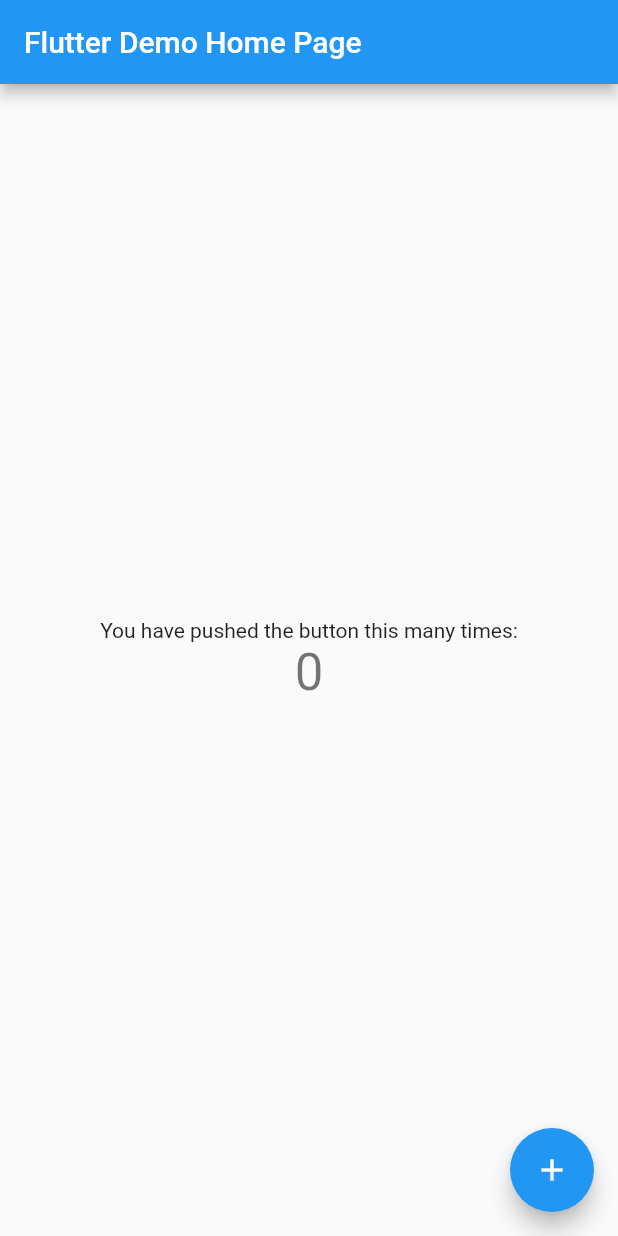
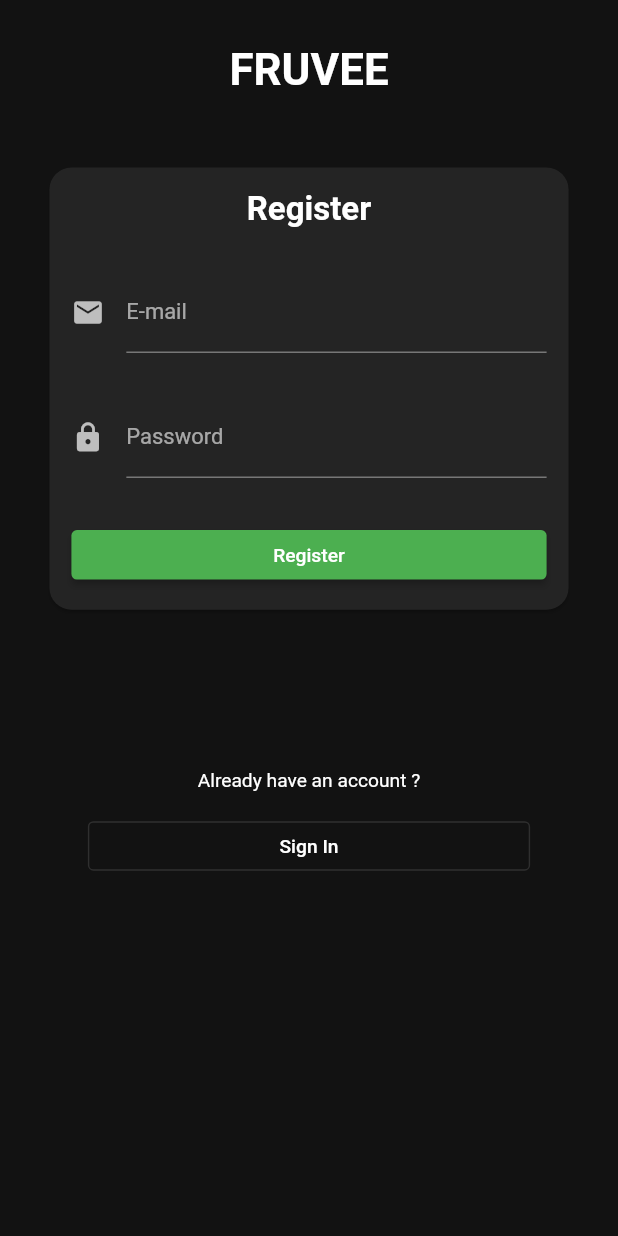
Before and after one commit to DurgaprasadS404/fruvee, a Flutter app: the screen it shows after launch, on a phone screen of 412 x 824 dp. Run offline on Flutter 3.47's test engine with Material 2 defaults, Android fonts, the phone set to English and light mode, and no system bars; our stand-ins replace bloc, dartz, firebase_auth, firebase_core, flutter_bloc, flutter_icons and 5 more; accounts and stored records are empty; generated files the repository leaves out were written again.

Commit message:
sign in and register screen UI, themes

```diff
--- a/lib/main.dart
+++ b/lib/main.dart
@@ -1,116 +1,13 @@
+import 'package:firebase_core/firebase_core.dart';
 import 'package:flutter/material.dart';
 import 'package:fruvee/injection.dart';
+import 'package:fruvee/presentation/core/app_widget.dart';
 import 'package:injectable/injectable.dart';
 
-void main() {
+// ignore: avoid_void_async
+void main() async {
+  WidgetsFlutterBinding.ensureInitialized();
   configureInjection(Environment.prod);
-  runApp(MyApp());
+  await Firebase.initializeApp();
+  runApp(AppWidget());
 }
-
-class MyApp extends StatelessWidget {
-  // This widget is the root of your application.
-  @override
-  Widget build(BuildContext context) {
-    return MaterialApp(
-      title: 'Flutter Demo',
-      theme: ThemeData(
-        // This is the theme of your application.
-        //
-        // Try running your application with "flutter run". You'll see the
-        // application has a blue toolbar. Then, without quitting the app, try
-        // changing the primarySwatch below to Colors.green and then invoke
-        // "hot reload" (press "r" in the console where you ran "flutter run",
-        // or simply save your changes to "hot reload" in a Flutter IDE).
-        // Notice that the counter didn't reset back to zero; the application
-        // is not restarted.
-        primarySwatch: Colors.blue,
-      ),
-      home: const MyHomePage(title: 'Flutter Demo Home Page'),
-    );
-  }
-}
-
-class MyHomePage extends StatefulWidget {
-  const MyHomePage({Key key, this.title}) : super(key: key);
-
-  // This widget is the home page of your application. It is stateful, meaning
-  // that it has a State object (defined below) that contains fields that affect
-  // how it looks.
-
-  // This class is the configuration for the state. It holds the values (in this
-  // case the title) provided by the parent (in this case the App widget) and
-  // used by the build method of the State. Fields in a Widget subclass are
-  // always marked "final".
-
-  final String title;
-
-  @override
-  _MyHomePageState createState() => _MyHomePageState();
-}
-
-class _MyHomePageState extends State<MyHomePage> {
-  int _counter = 0;
-
-  void _incrementCounter() {
-    setState(() {
-      // This call to setState tells the Flutter framework that something has
-      // changed in this State, which causes it to rerun the build method below
-      // so that the display can reflect the updated values. If we changed
-      // _counter without calling setState(), then the build method would not be
-      // called again, and so nothing would appear to happen.
-      _counter++;
-    });
-  }
-
-  @override
-  Widget build(BuildContext context) {
-    // This method is rerun every time setState is called, for instance as done
-    // by the _incrementCounter method above.
-    //
-    // The Flutter framework has been optimized to make rerunning build methods
-    // fast, so that you can just rebuild anything that needs updating rather
-    // than having to individually change instances of widgets.
-    return Scaffold(
-      appBar: AppBar(
-        // Here we take the value from the MyHomePage object that was created by
-        // the App.build method, and use it to set our appbar title.
-        title: Text(widget.title),
-      ),
-      body: Center(
-        // Center is a layout widget. It takes a single child and positions it
-        // in the middle of the parent.
-        child: Column(
-          // Column is also a layout widget. It takes a list of children and
-          // arranges them vertically. By default, it sizes itself to fit its
-          // children horizontally, and tries to be as tall as its parent.
-          //
-          // Invoke "debug painting" (press "p" in the console, choose the
-          // "Toggle Debug Paint" action from the Flutter Inspector in Android
-          // Studio, or the "Toggle Debug Paint" command in Visual Studio Code)
-          // to see the wireframe for each widget.
-          //
-          // Column has various properties to control how it sizes itself and
-          // how it positions its children. Here we use mainAxisAlignment to
-          // center the children vertically; the main axis here is the vertical
-          // axis because Columns are vertical (the cross axis would be
-          // horizontal).
-          mainAxisAlignment: MainAxisAlignment.center,
-          children: <Widget>[
-            const Text(
-              'You have pushed the button this many times:',
-            ),
-            Text(
-              '$_counter',
-              style: Theme.of(context).textTheme.headline4,
-            ),
-          ],
-        ),
-      ),
-      floatingActionButton: FloatingActionButton(
-        onPressed: _incrementCounter,
-        tooltip: 'Increment',
-        child: const Icon(Icons.add),
-      ), // This trailing comma makes auto-formatting nicer for build methods.
-    );
-  }
-}
--- /dev/null
+++ b/lib/presentation/core/app_widget.dart
@@ -0,0 +1,31 @@
+import 'package:flutter/material.dart';
+import 'package:fruvee/presentation/core/constants/theme_datas.dart';
+import 'package:fruvee/presentation/register/register_page.dart';
+import 'package:responsive_framework/responsive_wrapper.dart';
+import 'package:responsive_framework/utils/scroll_behavior.dart';
+
+class AppWidget extends StatelessWidget {
+  // This widget is the root of your application.
+  @override
+  Widget build(BuildContext context) {
+    return MaterialApp(
+      title: 'Fruvee',
+      themeMode: ThemeMode.dark,
+      darkTheme: ThemeDatas.darkThemeData,
+      home: RegisterPage(),
+      builder: (context, widget) => ResponsiveWrapper.builder(
+        BouncingScrollWrapper.builder(context, widget),
+        maxWidth: 1200,
+        minWidth: 450,
+        defaultScale: true,
+        breakpoints: [
+          const ResponsiveBreakpoint.resize(450, name: MOBILE),
+          const ResponsiveBreakpoint.autoScale(800, name: TABLET),
+          const ResponsiveBreakpoint.autoScale(1000, name: TABLET),
+          const ResponsiveBreakpoint.resize(1200, name: DESKTOP),
+          const ResponsiveBreakpoint.autoScale(2460, name: "4K"),
+        ],
+      ),
+    );
+  }
+}
--- /dev/null
+++ b/lib/presentation/core/constants/text_styles.dart
@@ -0,0 +1,12 @@
+import 'package:flutter/material.dart';
+
+// ignore: avoid_classes_with_only_static_members
+class TextStyles {
+  static TextStyle defaultTextStyle = const TextStyle(color: Colors.white);
+  static TextStyle hintTextStyle = const TextStyle(color: Colors.grey);
+  static TextStyle primaryColorTextStyle = const TextStyle(color: Colors.green);
+  static TextStyle titleTextStyle = const TextStyle(
+      color: Colors.white, fontSize: 32, fontWeight: FontWeight.bold);
+  static TextStyle subTitleTextStyle = const TextStyle(
+      color: Colors.white, fontSize: 24, fontWeight: FontWeight.bold);
+}
--- /dev/null
+++ b/lib/presentation/core/constants/theme_colors.dart
@@ -0,0 +1,9 @@
+import 'package:flutter/material.dart';
+import 'package:flutter/painting.dart';
+
+// ignore: avoid_classes_with_only_static_members
+class ThemeColors {
+  static Color scaffoldBackgroundColor = const Color(0xFF121212);
+  static Color cardBackgroundColor = const Color(0xFF242424);
+  static Color facebookBlue = const Color(0xFF4267B2);
+}
--- /dev/null
+++ b/lib/presentation/core/constants/theme_datas.dart
@@ -0,0 +1,25 @@
+import 'package:flutter/material.dart';
+import 'package:fruvee/presentation/core/constants/theme_colors.dart';
+
+// ignore: avoid_classes_with_only_static_members
+class ThemeDatas {
+  static ThemeData darkThemeData = ThemeData(
+    appBarTheme: const AppBarTheme(
+      color: Color(0xFF242424),
+    ),
+    primaryColor: Colors.green,
+    backgroundColor: Colors.black,
+    accentColor: Colors.green,
+    canvasColor: Colors.black,
+    brightness: Brightness.dark,
+    scaffoldBackgroundColor: ThemeColors.scaffoldBackgroundColor,
+    iconTheme: const IconThemeData(color: Colors.grey),
+    elevatedButtonTheme: ElevatedButtonThemeData(
+      style: ButtonStyle(
+          backgroundColor: MaterialStateProperty.all<Color>(Colors.green)),
+    ),
+    buttonTheme: const ButtonThemeData(
+      buttonColor: Colors.green,
+    ),
+  );
+}
--- /dev/null
+++ b/lib/presentation/register/register_page.dart
@@ -0,0 +1,39 @@
+import 'package:flutter/material.dart';
+import 'package:flutter_bloc/flutter_bloc.dart';
+import 'package:fruvee/application/auth/sign_in_form/sign_in_form_bloc.dart';
+import 'package:fruvee/injection.dart';
+import 'package:fruvee/presentation/core/constants/text_styles.dart';
+import 'package:fruvee/presentation/core/constants/theme_colors.dart';
+import 'package:fruvee/presentation/register/widgets/register_footer.dart';
+import 'package:fruvee/presentation/register/widgets/register_form.dart';
+
+class RegisterPage extends StatelessWidget {
+  @override
+  Widget build(BuildContext context) {
+    return Scaffold(
+      backgroundColor: ThemeColors.scaffoldBackgroundColor,
+      body: SafeArea(
+        child: BlocProvider(
+          create: (context) => getIt<SignInFormBloc>(),
+          child: ListView(
+            children: [
+              Padding(
+                padding: const EdgeInsets.only(top: 32.0),
+                child: Center(
+                    child: Text("FRUVEE", style: TextStyles.titleTextStyle)),
+              ),
+              const SizedBox(
+                height: 16,
+              ),
+              RegisterForm(),
+              const SizedBox(
+                height: 16,
+              ),
+              RegisterFooter(),
+            ],
+          ),
+        ),
+      ),
+    );
+  }
+}
--- /dev/null
+++ b/lib/presentation/register/widgets/register_footer.dart
@@ -0,0 +1,42 @@
+import 'package:flutter/material.dart';
+import 'package:flutter_bloc/flutter_bloc.dart';
+import 'package:fruvee/application/auth/sign_in_form/sign_in_form_bloc.dart';
+import 'package:fruvee/presentation/core/constants/text_styles.dart';
+
+class RegisterFooter extends StatelessWidget {
+  @override
+  Widget build(BuildContext context) {
+    return BlocConsumer<SignInFormBloc, SignInFormState>(
+      listener: (context, state) {
+        // TODO: implement listener
+      },
+      builder: (context, state) {
+        return Padding(
+          padding: const EdgeInsets.all(64.0),
+          child: Column(
+            children: [
+              Text(
+                "Already have an account ?",
+                style: TextStyles.defaultTextStyle,
+              ),
+              Padding(
+                padding: const EdgeInsets.only(top: 16.0, bottom: 16.0),
+                child: Row(
+                  children: [
+                    Expanded(
+                      child: OutlinedButton(
+                        onPressed: () {},
+                        child:
+                            Text("Sign In", style: TextStyles.defaultTextStyle),
+                      ),
+                    ),
+                  ],
+                ),
+              ),
+            ],
+          ),
+        );
+      },
+    );
+  }
+}
--- /dev/null
+++ b/lib/presentation/register/widgets/register_form.dart
@@ -0,0 +1,71 @@
+import 'package:flutter/material.dart';
+import 'package:flutter_bloc/flutter_bloc.dart';
+import 'package:fruvee/application/auth/sign_in_form/sign_in_form_bloc.dart';
+import 'package:fruvee/presentation/core/constants/text_styles.dart';
+import 'package:fruvee/presentation/core/constants/theme_colors.dart';
+
+class RegisterForm extends StatelessWidget {
+  @override
+  Widget build(BuildContext context) {
+    return BlocConsumer<SignInFormBloc, SignInFormState>(
+      listener: (context, state) {
+        // TODO: implement listener
+      },
+      builder: (context, state) {
+        return Form(
+          child: Padding(
+            padding: const EdgeInsets.all(32.0),
+            child: Card(
+              color: ThemeColors.cardBackgroundColor,
+              shape: RoundedRectangleBorder(
+                borderRadius: BorderRadius.circular(16.0),
+              ),
+              child: Column(
+                children: [
+                  Padding(
+                    padding: const EdgeInsets.all(16.0),
+                    child: Text(
+                      "Register",
+                      style: TextStyles.subTitleTextStyle,
+                    ),
+                  ),
+                  Padding(
+                    padding: const EdgeInsets.all(16.0),
+                    child: TextFormField(
+                      decoration: const InputDecoration(
+                        icon: Icon(Icons.email),
+                        labelText: "E-mail",
+                      ),
+                    ),
+                  ),
+                  Padding(
+                    padding: const EdgeInsets.all(16.0),
+                    child: TextFormField(
+                      decoration: const InputDecoration(
+                        icon: Icon(Icons.lock),
+                        labelText: "Password",
+                      ),
+                    ),
+                  ),
+                  Padding(
+                    padding: const EdgeInsets.all(16.0),
+                    child: Row(
+                      children: [
+                        Expanded(
+                          child: ElevatedButton(
+                            onPressed: () {},
+                            child: const Text("Register"),
+                          ),
+                        ),
+                      ],
+                    ),
+                  ),
+                ],
+              ),
+            ),
+          ),
+        );
+      },
+    );
+  }
+}
--- a/pubspec.yaml
+++ b/pubspec.yaml
@@ -25,14 +25,16 @@ dependencies:
     sdk: flutter
   freezed_annotation: ^0.12.0
   dartz: ^0.9.2
-  bloc: ^7.0.0
   firebase_core: ^1.0.1
   firebase_auth: ^1.0.1
   google_sign_in: ^5.0.1
   get_it: ^5.0.3
   injectable: ^1.0.7
   responsive_framework: ^0.1.0
-
+  bloc: ^7.0.0
+  flutter_bloc: ^7.0.0
+  sizer: ^1.1.8
+  flutter_icons: ^1.1.0
 
   # The following adds the Cupertino Icons font to your application.
   # Use with the CupertinoIcons class for iOS style icons.
```
Also changed, not shown: lib/presentation/core/widgets/default_text_form_field.dart (added, +18 -0 lines), lib/presentation/core/widgets/or_divider.dart (added, +32 -0 lines), lib/presentation/sign_in/sign_in_page.dart (added, +39 -0 lines), lib/presentation/sign_in/widgets/sign_in_footer.dart (added, +42 -0 lines), lib/presentation/sign_in/widgets/sign_in_form.dart (added, +121 -0 lines), pubspec.lock, 2 other files.
